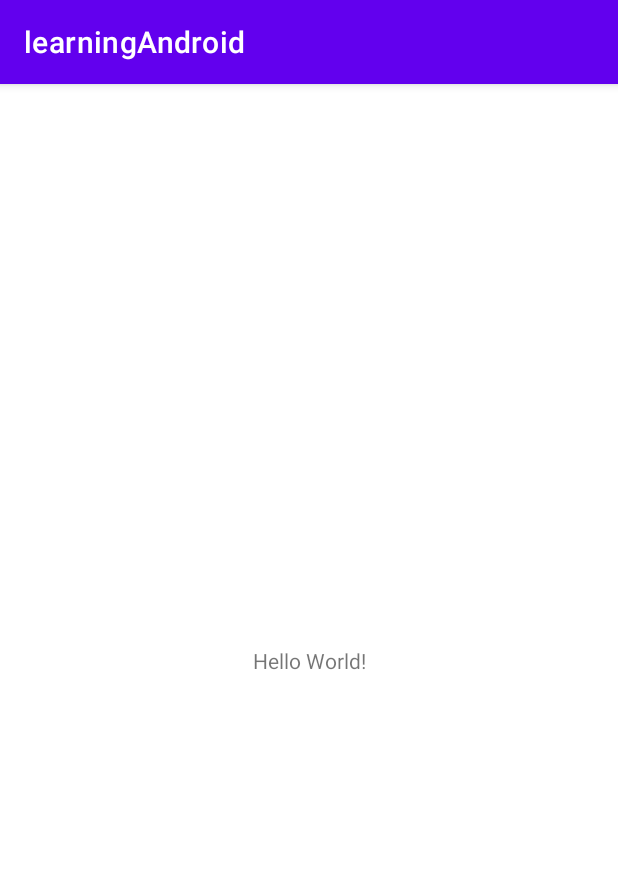
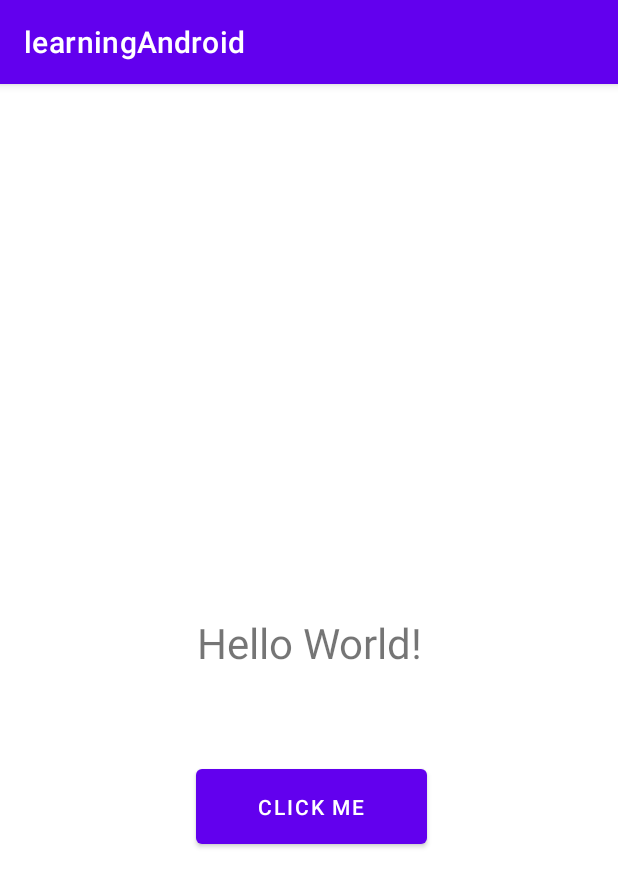
Before and after one commit to Amehiz/learningAndroid, an Android app: the screen it shows after launch (MainActivity), on a phone screen of 412 x 824 dp. Shown: the top 887 px of the screen. Run offline under Robolectric (Android 15) with nearby library versions, the phone set to English and light mode, and no system bars.

Commit message:
Add Simple Counter

```diff
--- a/app/src/main/java/me/mehiz/learningandroid/MainActivity.kt
+++ b/app/src/main/java/me/mehiz/learningandroid/MainActivity.kt
@@ -2,10 +2,20 @@ package me.mehiz.learningandroid
 
 import androidx.appcompat.app.AppCompatActivity
 import android.os.Bundle
+import android.widget.Button
+import android.widget.TextView
 
 class MainActivity : AppCompatActivity() {
     override fun onCreate(savedInstanceState: Bundle?) {
         super.onCreate(savedInstanceState)
         setContentView(R.layout.activity_main)
+
+        val buton = findViewById<Button>(R.id.Clicker)
+        val clicks = findViewById<TextView>(R.id.Counter)
+        var totalClicks = 0
+        buton.setOnClickListener{
+            totalClicks++
+        clicks.text = totalClicks.toString()
+        }
     }
 }
--- a/app/src/main/res/layout/activity_main.xml
+++ b/app/src/main/res/layout/activity_main.xml
@@ -7,12 +7,28 @@
     tools:context=".MainActivity">
 
     <TextView
-        android:layout_width="wrap_content"
-        android:layout_height="wrap_content"
+        android:id="@+id/Counter"
+        android:layout_width="210dp"
+        android:layout_height="62dp"
         android:text="Hello World!"
+        android:textAlignment="center"
+        android:textSize="28sp"
         app:layout_constraintBottom_toBottomOf="parent"
         app:layout_constraintEnd_toEndOf="parent"
         app:layout_constraintStart_toStartOf="parent"
         app:layout_constraintTop_toTopOf="parent" />
 
+    <Button
+        android:id="@+id/Clicker"
+        android:layout_width="154dp"
+        android:layout_height="62dp"
+        android:layout_marginStart="150dp"
+        android:layout_marginEnd="150dp"
+        android:layout_marginBottom="255dp"
+        android:text="Click me"
+        app:layout_constraintBottom_toBottomOf="parent"
+        app:layout_constraintEnd_toEndOf="parent"
+        app:layout_constraintHorizontal_bias="0.47"
+        app:layout_constraintStart_toStartOf="parent" />
+
 </androidx.constraintlayout.widget.ConstraintLayout>
```
